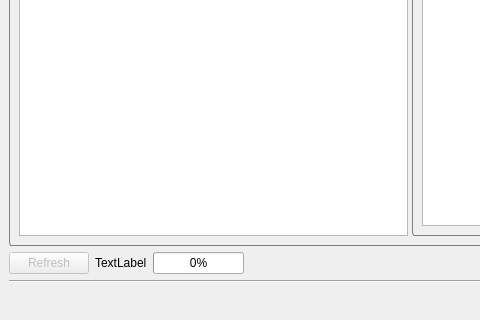
The window that src/m64py/ui/romlist.ui (mupen64plus/mupen64plus-ui-python) describes before a commit, drawn with Qt 5; both pictures show x 0 to 480 and y 337 to 657 of the 850 by 657 pixel window.
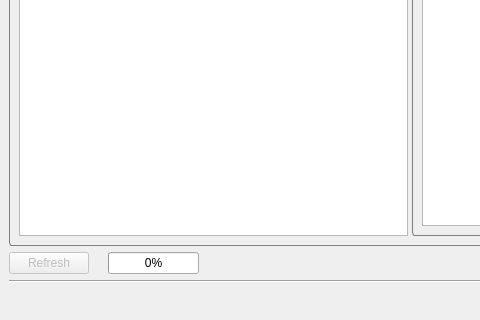
The same window after the commit. Custom widgets are drawn as their Qt base class.

Commit message: delete initial QLabel text

Patch:
```diff
--- a/src/m64py/ui/romlist.ui
+++ b/src/m64py/ui/romlist.ui
@@ -215,7 +215,7 @@
         <item>
          <widget class="QLabel" name="labelAvailable">
           <property name="text">
-           <string>TextLabel</string>
+           <string></string>
           </property>
          </widget>
         </item>
```
